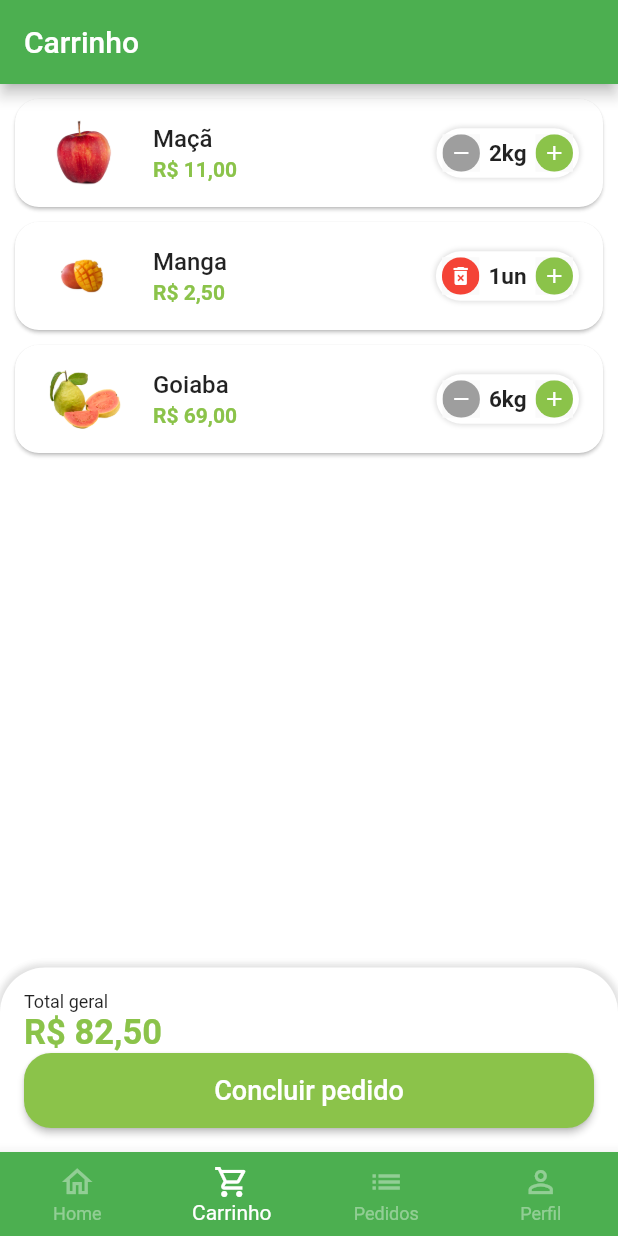
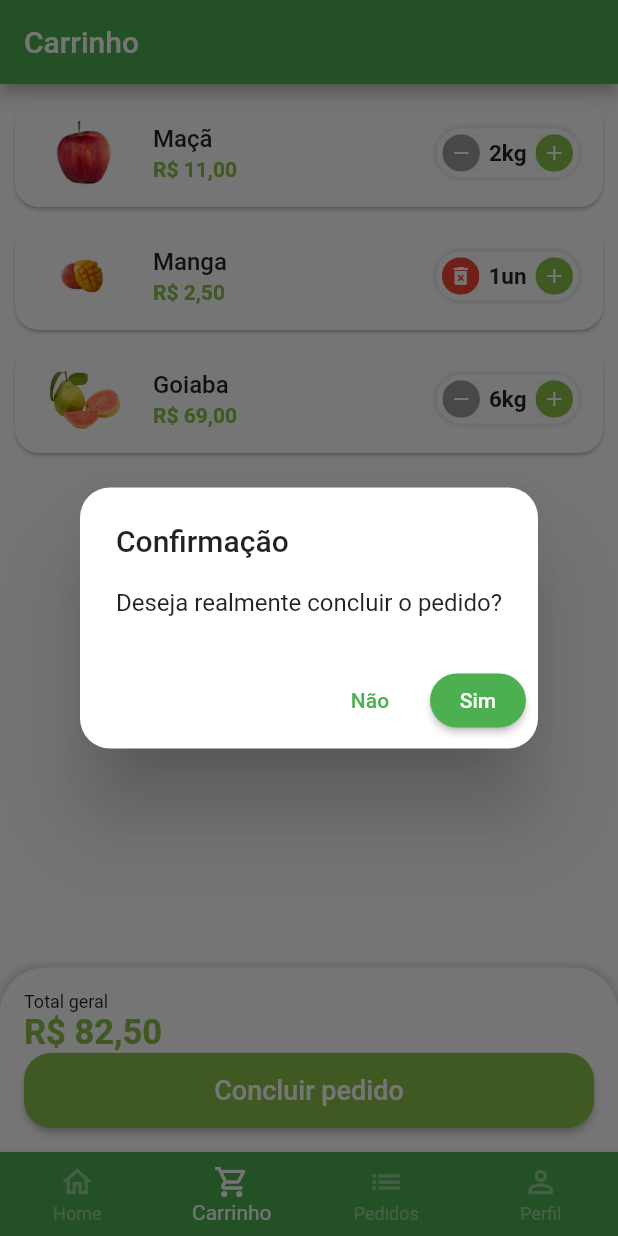
Before and after one commit to renatorv/greengrocer, a Flutter app: the BaseScreen screen opened directly, item 2 of the bottom bar chosen, after a tap on "Concluir pedido", on a phone screen of 412 x 824 dp. Run offline on Flutter 3.47's test engine with Material 2 defaults, Android fonts, the phone set to English and light mode, and no system bars; our stand-ins replace animated_text_kit, badges, mask_text_input_formatter.

Commit message:
aula 35 finalizada.

```diff
--- a/lib/src/pages/auth/sign_in_screen.dart
+++ b/lib/src/pages/auth/sign_in_screen.dart
@@ -5,7 +5,7 @@ import 'package:greengrocer/src/config/custom_colors.dart';
 import 'package:greengrocer/src/pages/auth/sign_up_screen.dart';
 
 import '../base/base_screen.dart';
-import 'components/coustom_text_field.dart';
+import '../commom_widgets/coustom_text_field.dart';
 
 class SignInScreen extends StatelessWidget {
   const SignInScreen({Key? key}) : super(key: key);
--- a/lib/src/pages/auth/sign_up_screen.dart
+++ b/lib/src/pages/auth/sign_up_screen.dart
@@ -2,7 +2,7 @@ import 'package:flutter/material.dart';
 import 'package:greengrocer/src/config/custom_colors.dart';
 import 'package:mask_text_input_formatter/mask_text_input_formatter.dart';
 
-import 'components/coustom_text_field.dart';
+import '../commom_widgets/coustom_text_field.dart';
 
 class SignUpScreen extends StatelessWidget {
   SignUpScreen({Key? key}) : super(key: key);
--- a/lib/src/pages/base/base_screen.dart
+++ b/lib/src/pages/base/base_screen.dart
@@ -1,5 +1,6 @@
 import 'package:flutter/material.dart';
 import 'package:greengrocer/src/pages/cart/cart_tab.dart';
+import 'package:greengrocer/src/pages/profile/profile_tab.dart';
 
 import '../home/home_tab.dart';
 
@@ -22,9 +23,9 @@ class _BaseScreenState extends State<BaseScreen> {
         controller: pageController,
         children: [
           const HomeTab(),
-          CartTab(),
+          const CartTab(),
           Container(color: Colors.blue),
-          Container(color: Colors.purple),
+          const ProfileTab(),
         ],
       ),
       bottomNavigationBar: BottomNavigationBar(
--- a/lib/src/pages/cart/cart_tab.dart
+++ b/lib/src/pages/cart/cart_tab.dart
@@ -91,7 +91,10 @@ class _CartTabState extends State<CartTab> {
                         borderRadius: BorderRadius.circular(18),
                       ),
                     ),
-                    onPressed: () {},
+                    onPressed: () async {
+                      bool? result = await showOrderConfirmation();
+                      print('Confirma pedido: $result');
+                    },
                     child: const Text(
                       'Concluir pedido',
                       style: TextStyle(fontSize: 18),
@@ -105,4 +108,38 @@ class _CartTabState extends State<CartTab> {
       ),
     );
   }
+
+  Future<bool?> showOrderConfirmation() {
+    return showDialog<bool>(
+      context: context,
+      builder: (context) {
+        return AlertDialog(
+          shape: RoundedRectangleBorder(
+            borderRadius: BorderRadius.circular(20),
+          ),
+          title: const Text('Confirmação'),
+          content: const Text('Deseja realmente concluir o pedido?'),
+          actions: [
+            TextButton(
+              onPressed: () {
+                Navigator.of(context).pop(false);
+              },
+              child: const Text('Não'),
+            ),
+            ElevatedButton(
+              style: ElevatedButton.styleFrom(
+                shape: RoundedRectangleBorder(
+                  borderRadius: BorderRadius.circular(20),
+                ),
+              ),
+              onPressed: () {
+                Navigator.of(context).pop(true);
+              },
+              child: const Text('Sim'),
+            ),
+          ],
+        );
+      },
+    );
+  }
 }
--- /dev/null
+++ b/lib/src/pages/profile/profile_tab.dart
@@ -0,0 +1,56 @@
+import 'package:flutter/material.dart';
+import 'package:greengrocer/src/pages/commom_widgets/coustom_text_field.dart';
+import 'package:greengrocer/src/config/app_data.dart' as app_data;
+
+class ProfileTab extends StatelessWidget {
+  const ProfileTab({Key? key}) : super(key: key);
+
+  @override
+  Widget build(BuildContext context) {
+    return Scaffold(
+      appBar: AppBar(
+        title: const Text('Perfil do usuário'),
+        actions: [
+          IconButton(
+            onPressed: () {},
+            icon: const Icon(
+              Icons.logout,
+            ),
+          ),
+        ],
+      ),
+      body: ListView(
+        physics: const BouncingScrollPhysics(),
+        padding: const EdgeInsets.fromLTRB(16, 32, 16, 16),
+        children: const [
+          // E-mail
+          CoustomTextField(
+            icon: Icons.email,
+            label: 'Email',
+          ),
+
+          // Nome
+          CoustomTextField(
+            icon: Icons.person,
+            label: 'Nome',
+          ),
+
+          // Celular
+          CoustomTextField(
+            icon: Icons.phone,
+            label: 'Celular',
+          ),
+
+          // CPF
+          CoustomTextField(
+            icon: Icons.file_copy,
+            label: 'CPF',
+            isSecret: true,
+          ),
+
+          // Botão para atualizar a senha
+        ],
+      ),
+    );
+  }
+}
```
Also changed, not shown: lib/src/config/app_data.dart (+9 -0 lines), lib/src/models/user_model.dart (added, +15 -0 lines), lib/src/pages/commom_widgets/coustom_text_field.dart (renamed from lib/src/pages/auth/components/coustom_text_field.dart).
